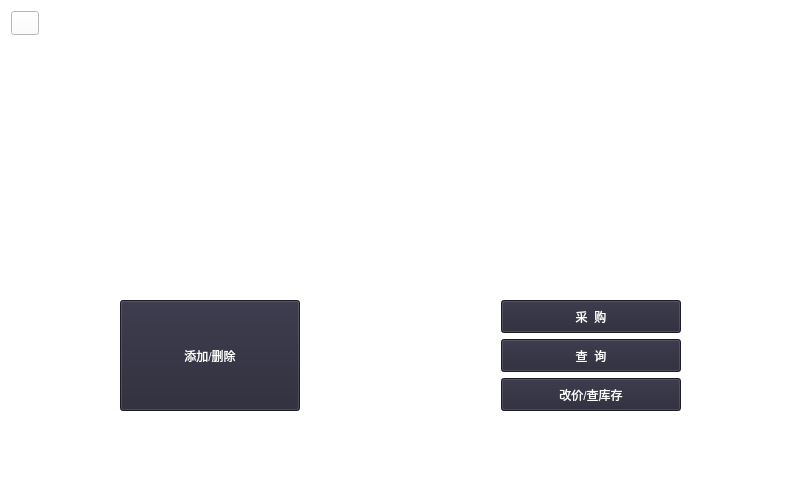
This is adminwindow.ui in cbt-98/Supermarket-Management-System as Qt 5 draws it before an edit. The edited form follows.
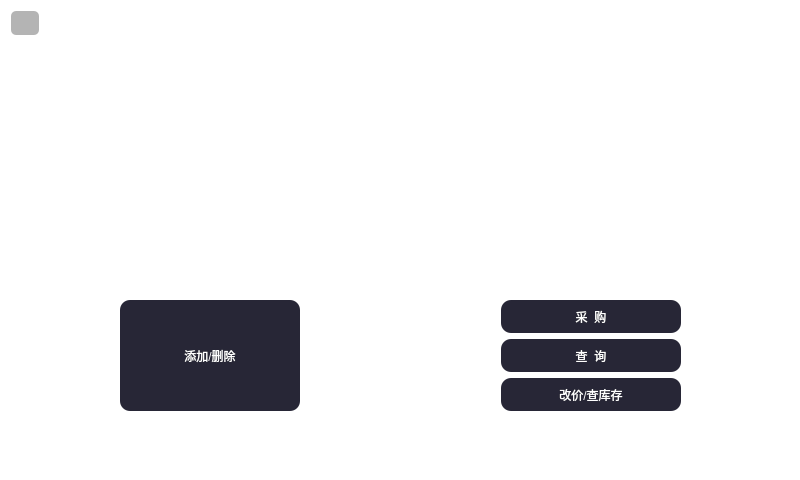
This is the edited form. Icons and pictures are not drawn.

```diff
--- a/adminwindow.ui
+++ b/adminwindow.ui
@@ -28,7 +28,8 @@
      </rect>
     </property>
     <property name="styleSheet">
-     <string notr="true">background-color: rgb(255, 255, 255);</string>
+     <string notr="true">background-color: rgb(180, 180, 180);
+border-radius:5px;</string>
     </property>
     <property name="text">
      <string/>
@@ -67,7 +68,8 @@
          <property name="styleSheet">
           <string notr="true">font: 14pt &quot;黑体&quot;;
 color: rgb(255, 255, 255);
-background-color:rgb(39, 38, 54);</string>
+background-color:rgb(39, 38, 54);
+border-radius:10px;</string>
          </property>
          <property name="text">
           <string>添加/删除</string>
@@ -111,7 +113,8 @@
          <property name="styleSheet">
           <string notr="true">font: 14pt &quot;黑体&quot;;
 color: rgb(255, 255, 255);
-background-color:rgb(39, 38, 54);</string>
+background-color:rgb(39, 38, 54);
+border-radius:10px;</string>
          </property>
          <property name="text">
           <string>采  购</string>
@@ -141,7 +144,8 @@
          <property name="styleSheet">
           <string notr="true">font: 14pt &quot;黑体&quot;;
 color: rgb(255, 255, 255);
-background-color:rgb(39, 38, 54);</string>
+background-color:rgb(39, 38, 54);
+border-radius:10px;</string>
          </property>
          <property name="text">
           <string>查  询</string>
@@ -171,7 +175,8 @@
          <property name="styleSheet">
           <string notr="true">font: 14pt &quot;黑体&quot;;
 color: rgb(255, 255, 255);
-background-color:rgb(39, 38, 54);</string>
+background-color:rgb(39, 38, 54);
+border-radius:10px;</string>
          </property>
          <property name="text">
           <string>改价/查库存</string>
```
